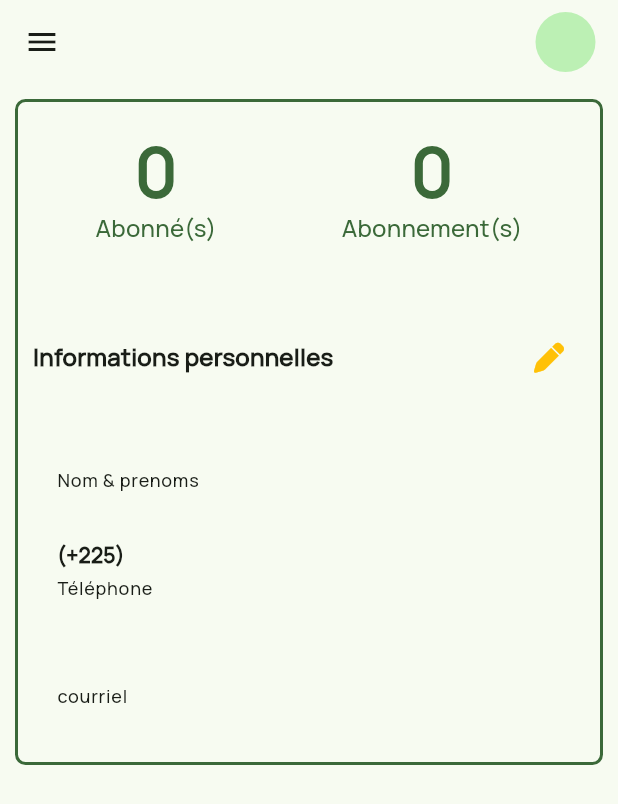
After one commit to aesd24/AesdMobile, a Flutter app: the Dashboard screen opened directly, on a phone screen of 412 x 824 dp. The commit adds this screen. Shown: the top 804 px of the screen. Run offline on Flutter 3.47's test engine with Material 3 defaults, Android fonts, the light colour scheme and no system bars; our stand-ins replace cached_network_image, chewie, dio, flutter_html, flutter_secure_storage, flutter_svg and 11 more; missing offline and left inert: cinetpay; accounts and stored records are empty.

Commit message:
week update

```diff
--- a/lib/providers/user.dart
+++ b/lib/providers/user.dart
@@ -13,6 +13,7 @@ class User extends ChangeNotifier {
   getUserData() async {
     var response = await _request.getUserData();
     if (response.statusCode == 200) {
+      print(response.data);
       _userData = UserModel.fromJson(response.data);
     } else {
       throw const HttpException(
--- a/lib/screens/new_version/church/choose_church.dart
+++ b/lib/screens/new_version/church/choose_church.dart
@@ -154,7 +154,6 @@ class _ChooseChurchState extends State<ChooseChurch> {
 
   @override
   Widget build(BuildContext context) {
-    Size size = MediaQuery.of(context).size;
     var user = Provider.of<User>(context).user;
 
     return Scaffold(
--- a/lib/screens/new_version/church/main.dart
+++ b/lib/screens/new_version/church/main.dart
@@ -26,8 +26,8 @@ class _ChurchMainPageState extends State<ChurchMainPage> {
 
   @override
   Widget build(BuildContext context) {
-    bool hasChurch =
-        Provider.of<User>(context, listen: false).user.church != null;
+    bool hasChurch = true;
+    //Provider.of<User>(context, listen: false).user.church != null;
 
     Widget returned;
     if (hasChurch) {
--- /dev/null
+++ b/lib/screens/new_version/dashboard/dashboard.dart
@@ -0,0 +1,137 @@
+import 'package:aesd_app/components/menu_drawer.dart';
+import 'package:aesd_app/providers/user.dart';
+import 'package:flutter/material.dart';
+import 'package:font_awesome_flutter/font_awesome_flutter.dart';
+import 'package:provider/provider.dart';
+
+class Dashboard extends StatefulWidget {
+  const Dashboard({super.key});
+
+  @override
+  State<Dashboard> createState() => _DashboardState();
+}
+
+class _DashboardState extends State<Dashboard> {
+  @override
+  Widget build(BuildContext context) {
+    var user = Provider.of<User>(context).user;
+
+    return Scaffold(
+      appBar: AppBar(
+        actions: const [
+          Padding(
+            padding: EdgeInsets.only(right: 15),
+            child: CircleAvatar(),
+          )
+        ],
+      ),
+      drawer: MenuDrawer(pageIndex: 1),
+      body: Padding(
+        padding: const EdgeInsets.all(10),
+        child: SingleChildScrollView(
+          child: Column(
+            crossAxisAlignment: CrossAxisAlignment.start,
+            children: [
+              Container(
+                width: double.infinity,
+                padding:
+                    const EdgeInsets.symmetric(vertical: 20, horizontal: 10),
+                decoration: BoxDecoration(
+                    borderRadius: BorderRadius.circular(7),
+                    border: Border.all(
+                        color: Theme.of(context).colorScheme.primary,
+                        width: 2)),
+                child: Column(
+                  crossAxisAlignment: CrossAxisAlignment.start,
+                  children: [
+                    // Statistiques d'abonnements
+                    Row(
+                      mainAxisAlignment: MainAxisAlignment.spaceAround,
+                      children: [
+                        customStat(context, value: 0, label: "Abonné(s)"),
+                        customStat(context, value: 0, label: "Abonnement(s)")
+                      ],
+                    ),
+
+                    const SizedBox(height: 40),
+
+                    Padding(
+                      padding: const EdgeInsets.symmetric(vertical: 10),
+                      child: Row(
+                        mainAxisAlignment: MainAxisAlignment.spaceBetween,
+                        children: [
+                          Text(
+                            "Informations personnelles",
+                            style: Theme.of(context)
+                                .textTheme
+                                .titleMedium!
+                                .copyWith(fontWeight: FontWeight.bold),
+                          ),
+                          IconButton(
+                              onPressed: () {},
+                              icon: const FaIcon(
+                                FontAwesomeIcons.pen,
+                                size: 20,
+                                color: Colors.amber,
+                              ))
+                        ],
+                      ),
+                    ),
+
+                    // Informations de l'utilisateur
+                    customInfoTile(context,
+                        value: user.name, label: "Nom & prenoms"),
+                    customInfoTile(context,
+                        label: "Téléphone", value: "(+225) ${user.phone}"),
+                    customInfoTile(context,
+                        label: "courriel", value: user.email),
+                    /* customInfoTile(context,
+                        label: "Type de compte", value: user.accountType), */
+                  ],
+                ),
+              )
+            ],
+          ),
+        ),
+      ),
+    );
+  }
+
+  Widget customInfoTile(BuildContext context,
+      {required String label, required String value}) {
+    return ListTile(
+      title: Text(
+        value,
+        style: Theme.of(context)
+            .textTheme
+            .labelLarge!
+            .copyWith(fontWeight: FontWeight.bold),
+      ),
+      subtitle: Text(
+        label,
+        style: Theme.of(context).textTheme.labelMedium,
+      ),
+    );
+  }
+
+  Column customStat(BuildContext context,
+      {required int value, required String label}) {
+    return Column(
+      children: [
+        Text(
+          value.toString(),
+          style: Theme.of(context).textTheme.displayMedium!.copyWith(
+              color: Theme.of(context).colorScheme.primary,
+              fontWeight: FontWeight.bold),
+        ),
+        Text(
+          label,
+          style: Theme.of(context)
+              .textTheme
+              .titleMedium!
+              .copyWith(color: Theme.of(context).colorScheme.primary),
+        )
+      ],
+    );
+  }
+}
--- a/lib/screens/new_version/front.dart
+++ b/lib/screens/new_version/front.dart
@@ -8,6 +8,7 @@ import 'package:aesd_app/screens/new_version/church/main.dart';
 import 'package:aesd_app/screens/new_version/events/events.dart';
 import 'package:aesd_app/screens/new_version/forum/list.dart';
 import 'package:aesd_app/screens/new_version/quiz/list.dart';
+import 'package:aesd_app/screens/new_version/testymony/testimonies.dart';
 import 'package:flutter/material.dart';
 
 class FrontPage extends StatefulWidget {
@@ -90,6 +91,11 @@ class _FrontPageState extends State<FrontPage> {
                                     text: "Forum",
                                     onTap: () => pushForm(context,
                                         destination: const ForumMain())),
+                                customNavItem(
+                                    iconUrl: "assets/icons/share.png",
+                                    text: "Témoignage",
+                                    onTap: () => pushForm(context,
+                                        destination: const TestimoniesList()))
                               ]),
                         ),
                       ),
--- a/lib/screens/new_version/quiz/main.dart
+++ b/lib/screens/new_version/quiz/main.dart
@@ -70,8 +70,8 @@ class _QuizMainPageState extends State<QuizMainPage> {
               child: customButton(
                   context: context,
                   text: "Commencer",
-                  onPressed: () =>
-                      pushForm(context, destination: AnswerPage(quiz: widget.quiz))),
+                  onPressed: () => pushForm(context,
+                      destination: AnswerPage(quiz: widget.quiz))),
             )
           ],
         ),
--- a/lib/services/cache/un_expired_cache.dart
+++ b/lib/services/cache/un_expired_cache.dart
@@ -4,7 +4,6 @@ import 'dart:convert';
 class UnExpiredCache {
   Future<dynamic> get({required String key}) async {
     final prefs = await SharedPreferences.getInstance();
-
     return json.decode(prefs.getString(key).toString());
   }
 
```
Also changed, not shown: lib/components/menu_drawer.dart (+7 -4 lines), lib/models/testimony.dart (added, +52 -0 lines), lib/models/user_model.dart (+2 -6 lines), lib/providers/auth.dart (+6 -7 lines), lib/screens/new_version/auth/register/add_photo.dart (+3 -4 lines), lib/screens/new_version/home.dart (+3 -4 lines), lib/screens/new_version/posts/community.dart (+6 -4 lines), lib/screens/new_version/social/social_demandes.dart (+0 -8 lines), lib/screens/new_version/testymony/testimonies.dart (added, +64 -0 lines), lib/services/web/church_service.dart (deleted, +0 -16 lines), assets/icons/share.png (added).
